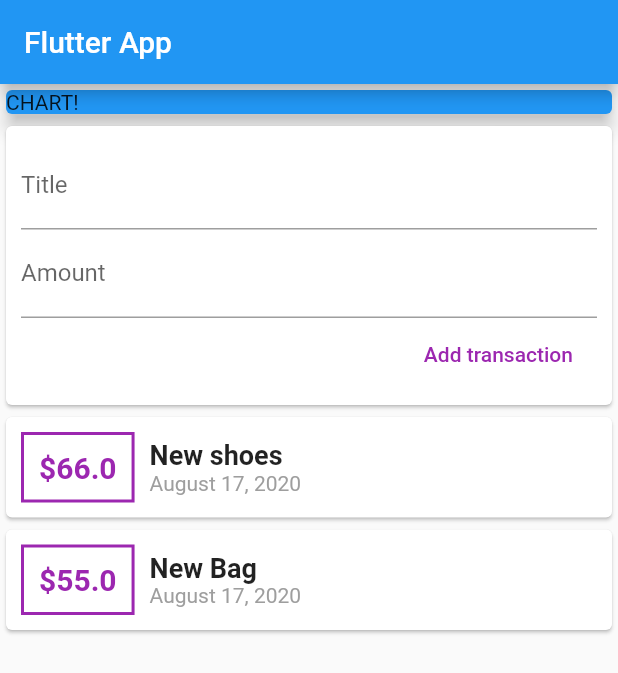
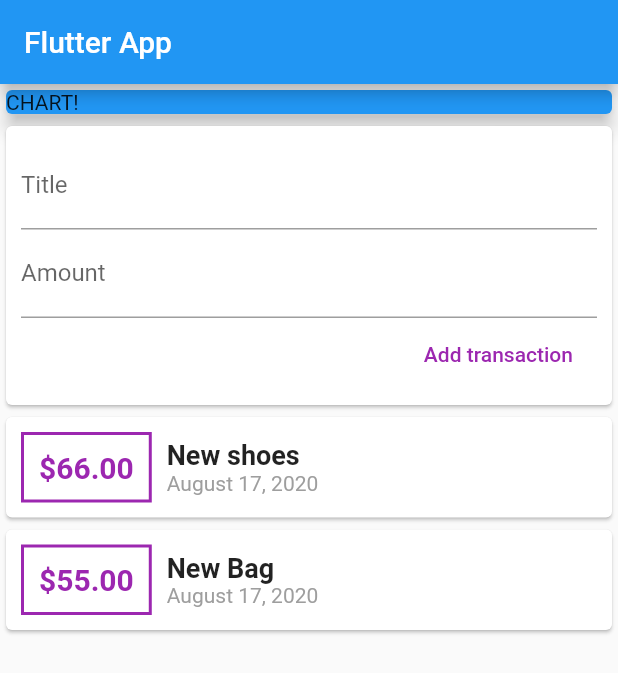
Before and after one commit to AbdoTareq/expense, a Flutter app: the screen it shows after launch, after a tap on "Add transaction", on a phone screen of 412 x 824 dp. Shown: the top 673 px of the screen. Run offline on Flutter 3.47's test engine with Material 2 defaults, Android fonts, the phone set to English and light mode, and no system bars.

Commit message:
feat: Validate transaction

```diff
--- a/lib/widgets/new_transaction.dart
+++ b/lib/widgets/new_transaction.dart
@@ -7,10 +7,18 @@ class NewTransaction extends StatelessWidget {
 
   NewTransaction({@required this.addNewTransaction});
 
+  submitData() {
+    final title = titleEditController.text;
+    final amount = double.parse(amountEditController.text);
+    if (title.isEmpty || amount <= 0) {
+      return;
+    }
+    addNewTransaction(title, amount);
+  }
+
   @override
   Widget build(BuildContext context) {
-    return SingleChildScrollView(
-      child: Card(
+    return Card(
       child: Container(
         padding: EdgeInsets.all(10),
         child: Column(
@@ -19,23 +27,22 @@ class NewTransaction extends StatelessWidget {
             TextField(
               controller: titleEditController,
               decoration: InputDecoration(labelText: 'Title'),
+              onSubmitted: (_) => submitData(),
             ),
             TextField(
               controller: amountEditController,
               decoration: InputDecoration(labelText: 'Amount'),
+              onSubmitted: (_) => submitData(),
+              keyboardType: TextInputType.number,
             ),
             FlatButton(
-                onPressed: () {
-                  addNewTransaction(titleEditController.text,
-                      double.parse(amountEditController.text));
-                },
+              onPressed: submitData,
               textColor: Colors.purple,
               child: Text('Add transaction'),
             ),
           ],
         ),
       ),
-      ),
     );
   }
 }
--- a/lib/widgets/transaction_list.dart
+++ b/lib/widgets/transaction_list.dart
@@ -18,7 +18,7 @@ class TransactionList extends StatelessWidget {
             children: [
               Container(
                 child: Text(
-                  '\$${transactions[index].amount}',
+                  '\$${transactions[index].amount.toStringAsFixed(2)}',
                   style: TextStyle(
                       fontSize: 20,
                       fontWeight: FontWeight.bold,
@@ -41,7 +41,7 @@ class TransactionList extends StatelessWidget {
                     style: TextStyle(color: Colors.grey),
                   ),
                 ],
-              )
+              ),
             ],
           ),
         ),
```
Lines whose indentation alone changed are shown as unchanged.
